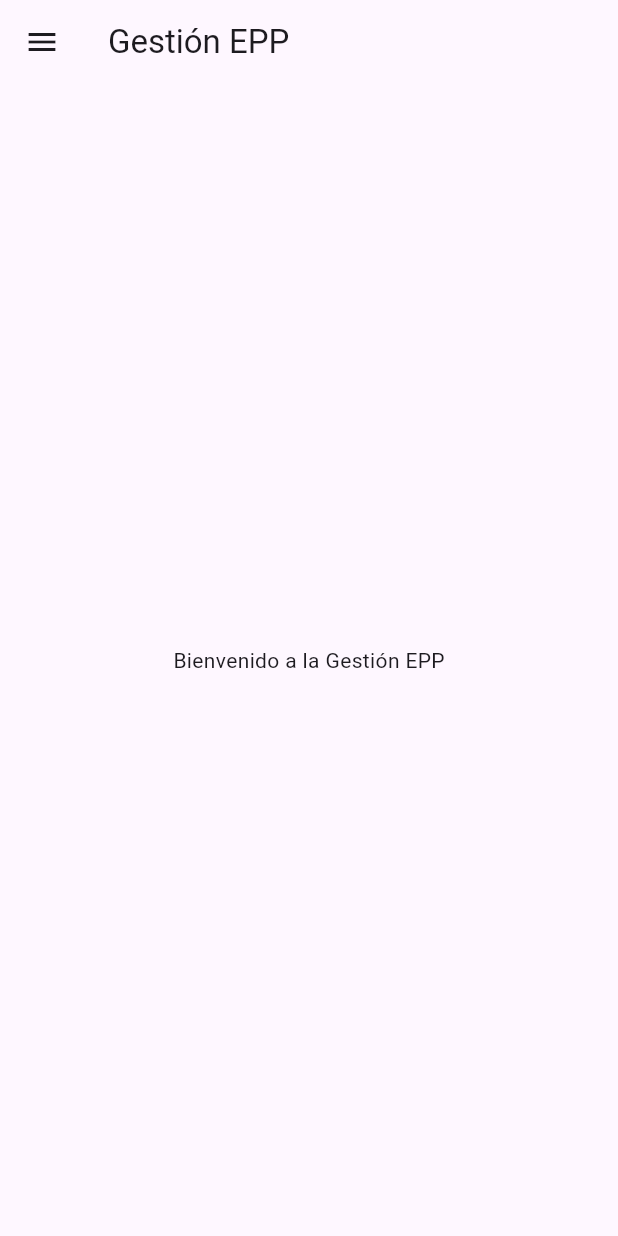
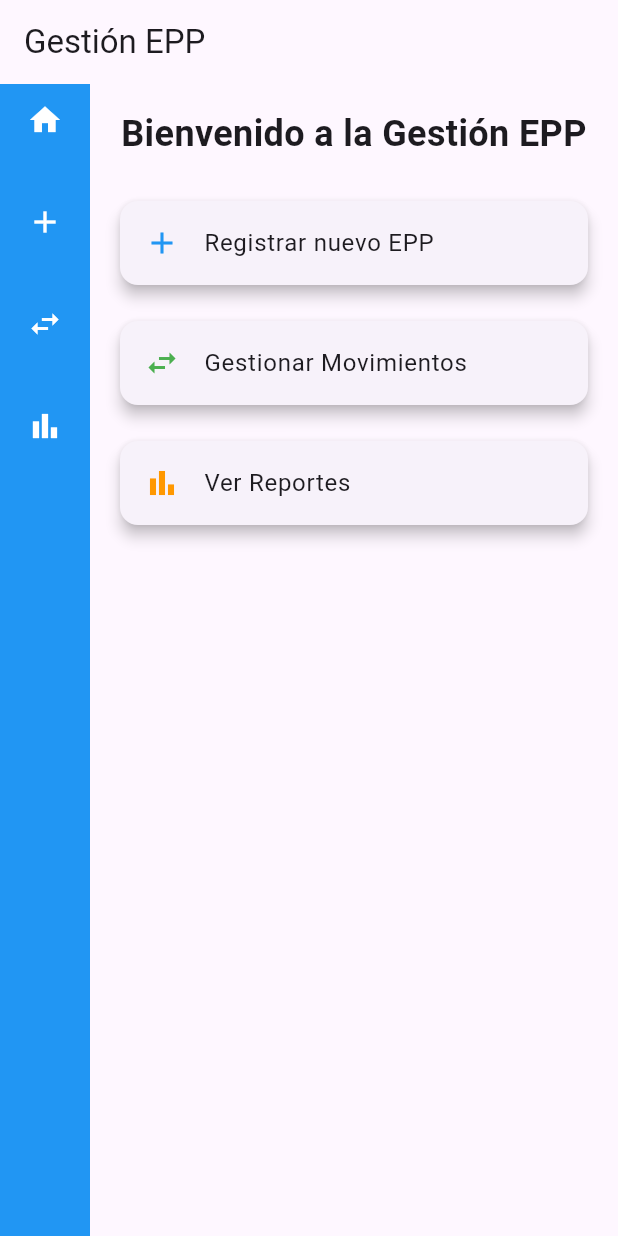
Before and after one commit to Ayron-Rojas/App_Disico, a Flutter app: the screen it shows after launch, on a phone screen of 412 x 824 dp. Run offline on Flutter 3.47's test engine with Material 3 defaults, Android fonts, the phone set to English and light mode, and no system bars; our stand-ins replace sqflite; accounts and stored records are empty.

Commit message:
widgets carp

```diff
--- a/lib/pages/home_page.dart
+++ b/lib/pages/home_page.dart
@@ -1,45 +1,62 @@
+import 'package:app_disico/widgets/side_menu.dart';
 import 'package:flutter/material.dart';
 
 class HomePage extends StatelessWidget {
   @override
   Widget build(BuildContext context) {
     return Scaffold(
+      // AppBar: Barra superior con el título.
       appBar: AppBar(
         title: Text('Gestión EPP'),
       ),
-      drawer: Drawer(
+      body: Row(children: [
+        const SideMenu(),
+        Expanded(
+          child: Padding(
+            padding: const EdgeInsets.all(16.0),
             child: ListView(
               children: [
-            DrawerHeader(
-              child: Text('Menú', style: TextStyle(color: Colors.white, fontSize: 24)),
-              decoration: BoxDecoration(
-                color: Colors.blue,
+                // Mensaje de bienvenida.
+                Text(
+                  'Bienvenido a la Gestión EPP',
+                  style: TextStyle(fontSize: 24, fontWeight: FontWeight.bold),
+                  textAlign: TextAlign.center,
+                ),
+                SizedBox(height: 24),
+                // Tarjeta para Registro EPP.
+                Card(
+                  elevation: 4,
+                  child: ListTile(
+                    leading: Icon(Icons.add, color: Colors.blue),
+                    title: Text('Registrar nuevo EPP'),
+                    onTap: () => Navigator.pushNamed(context, '/registro'),
                   ),
                 ),
-            ListTile(
-              title: Text('Registro EPP'),
-              onTap: () {
-                Navigator.pushNamed(context, '/registro');
-              },
+                SizedBox(height: 16),
+                // Tarjeta para Movimientos.
+                Card(
+                  elevation: 4,
+                  child: ListTile(
+                    leading: Icon(Icons.swap_horiz, color: Colors.green),
+                    title: Text('Gestionar Movimientos'),
+                    onTap: () => Navigator.pushNamed(context, '/movimientos'),
                   ),
-            ListTile(
-              title: Text('Movimientos'),
-              onTap: () {
-                Navigator.pushNamed(context, '/movimientos');
-              },
                 ),
-            ListTile(
-              title: Text('Reportes'),
-              onTap: () {
-                Navigator.pushNamed(context, '/reportes');
-              },
+                SizedBox(height: 16),
+                // Tarjeta para Reportes.
+                Card(
+                  elevation: 4,
+                  child: ListTile(
+                    leading: Icon(Icons.bar_chart, color: Colors.orange),
+                    title: Text('Ver Reportes'),
+                    onTap: () => Navigator.pushNamed(context, '/reportes'),
+                  ),
                 ),
               ],
             ),
           ),
-      body: Center(
-        child: Text('Bienvenido a la Gestión EPP'),
-      ),
+        )
+      ]),
     );
   }
 }
--- /dev/null
+++ b/lib/widgets/side_menu.dart
@@ -0,0 +1,62 @@
+import 'package:flutter/material.dart';
+
+class SideMenu extends StatelessWidget {
+  const SideMenu({Key? key}) : super(key: key);
+
+  @override
+  Widget build(BuildContext context) {
+    return Container(
+      width: 60, // Menú estrecho para mostrar solo los íconos
+      color: Colors.blue, // Puedes personalizar el color
+      child: Column(
+        mainAxisAlignment: MainAxisAlignment.start,
+        children: [
+          // Ícono para la página de inicio
+          IconButton(
+            icon: const Icon(Icons.home),
+            color: Colors.white,
+            iconSize: 24,
+            tooltip: 'Inicio',
+            onPressed: () {
+              // Navega a la ruta de inicio
+              Navigator.pushNamed(context, '/');
+            },
+          ),
+          const SizedBox(height: 20),
+          // Ícono para Registro EPP
+          IconButton(
+            icon: const Icon(Icons.add),
+            color: Colors.white,
+            iconSize: 24,
+            tooltip: 'Registro EPP',
+            onPressed: () {
+              Navigator.pushNamed(context, '/registro');
+            },
+          ),
+          const SizedBox(height: 20),
+          // Ícono para Movimientos
+          IconButton(
+            icon: const Icon(Icons.swap_horiz),
+            color: Colors.white,
+            iconSize: 24,
+            tooltip: 'Movimientos',
+            onPressed: () {
+              Navigator.pushNamed(context, '/movimientos');
+            },
+          ),
+          const SizedBox(height: 20),
+          // Ícono para Reportes
+          IconButton(
+            icon: const Icon(Icons.bar_chart),
+            color: Colors.white,
+            iconSize: 24,
+            tooltip: 'Reportes',
+            onPressed: () {
+              Navigator.pushNamed(context, '/reportes');
+            },
+          ),
+        ],
+      ),
+    );
+  }
+}
```
Lines whose indentation alone changed are shown as unchanged.
